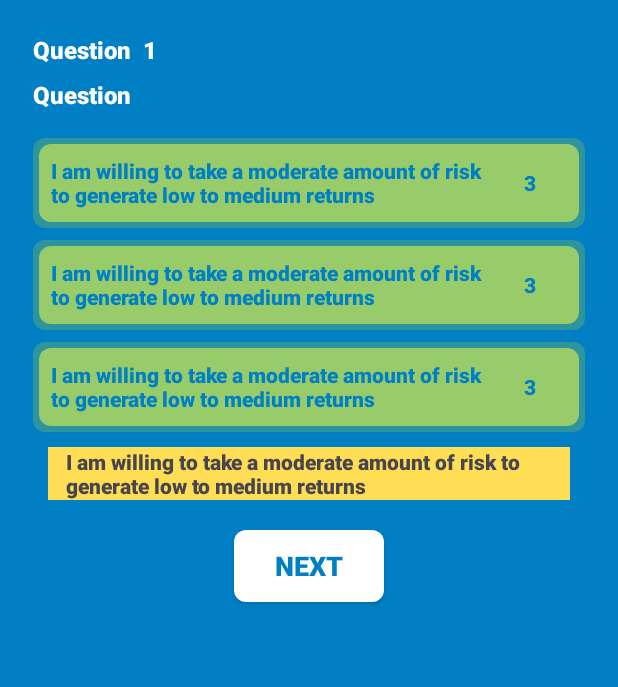
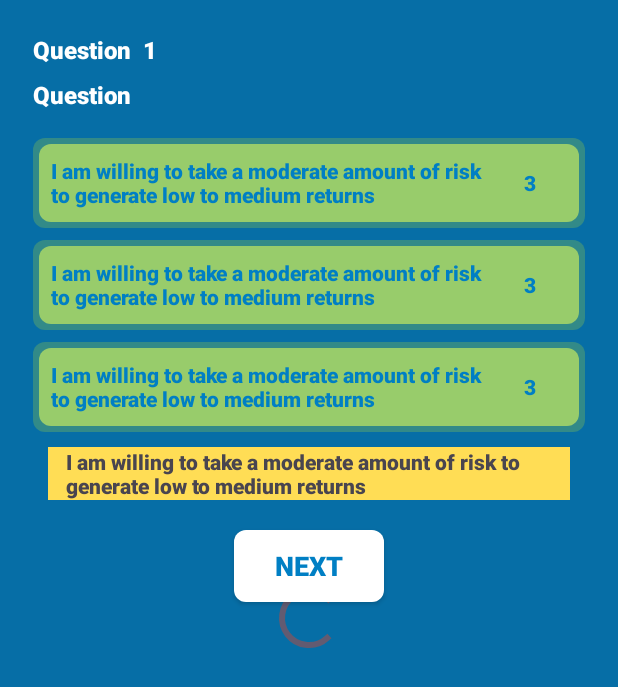
Before and after one commit to germanbook/KiwisaverInvestment, an Android app built with Jetpack Compose: the layout fragment_questionnaire.xml on its own in the app's theme, with its tools: preview values and no code run, on a phone screen of 412 x 824 dp. Shown: the top 687 px of the screen. Run offline under Robolectric (Android 15) with nearby library versions, the phone set to English and light mode, and no system bars.

Commit message:
Progress bar added.

```diff
--- a/app/src/main/java/com/example/kiwisaverinvestment/data/repo/description/InvestorTypeDataSource.kt
+++ b/app/src/main/java/com/example/kiwisaverinvestment/data/repo/description/InvestorTypeDataSource.kt
@@ -6,6 +6,7 @@ import com.example.kiwisaverinvestment.common.LoadJsonData
 import com.google.gson.Gson
 import com.google.gson.reflect.TypeToken
 import kotlinx.coroutines.Dispatchers
+import kotlinx.coroutines.delay
 import kotlinx.coroutines.withContext
 
 class InvestorTypeDataSource(
@@ -13,6 +14,7 @@ class InvestorTypeDataSource(
 ) {
     suspend fun listInvestorType(): Result<List<Fund>> {
         return try {
+            delay(1000)
             val jsonString = withContext(Dispatchers.IO) {
                 LoadJsonData.loadJSONFromAsset(application.applicationContext)
             }
--- a/app/src/main/java/com/example/kiwisaverinvestment/data/repo/questionnaire/QuestionnaireDataSource.kt
+++ b/app/src/main/java/com/example/kiwisaverinvestment/data/repo/questionnaire/QuestionnaireDataSource.kt
@@ -3,6 +3,7 @@ package com.example.kiwisaverinvestment.data.repo.questionnaire
 import com.example.kiwisaverinvestment.data.model.Answer
 import com.example.kiwisaverinvestment.data.model.Question
 import kotlinx.coroutines.Dispatchers
+import kotlinx.coroutines.delay
 import kotlinx.coroutines.withContext
 
 class QuestionnaireDataSource {
@@ -10,6 +11,7 @@ class QuestionnaireDataSource {
     // Normally data fetched from API, made it suspend function
     suspend fun listQuestions(): Result<List<Question>> {
         return try {
+            delay(1000)
             val questions = withContext(Dispatchers.IO) {
                 listOf(
                     Question(
--- a/app/src/main/java/com/example/kiwisaverinvestment/ui/description/InvestorTypeFragment.kt
+++ b/app/src/main/java/com/example/kiwisaverinvestment/ui/description/InvestorTypeFragment.kt
@@ -46,6 +46,8 @@ class InvestorTypeFragment : Fragment() {
         viewModel.dataPreload()
         viewModel.investorTypeResult.observe(viewLifecycleOwner) { result ->
             result.success?.get(arg.investorType)?.apply {
+                binding.progressbar.visibility = View.INVISIBLE
+                binding.grayBackground.visibility = View.INVISIBLE
                 binding.fundName.text = this.fundName
                 binding.recyclerviewDetails.adapter = FundDetailsAdapter().apply {
                     fundDetailsAdapter = this
--- a/app/src/main/java/com/example/kiwisaverinvestment/ui/mainscreen/MainScreenFragment.kt
+++ b/app/src/main/java/com/example/kiwisaverinvestment/ui/mainscreen/MainScreenFragment.kt
@@ -30,7 +30,7 @@ class MainScreenFragment : Fragment() {
     override fun onViewCreated(view: View, savedInstanceState: Bundle?) {
 
         requireActivity().onBackPressedDispatcher.addCallback(viewLifecycleOwner) {
-            val alertDialog = AlertDialog.Builder(requireContext())
+            val alertDialog = AlertDialog.Builder(requireContext(), R.style.CustomAlertDialogTheme)
                 .setTitle(getString(R.string.dialog_title_quit))
                 .setMessage(getString(R.string.dialog_title_quit_message))
                 .setPositiveButton(getString(R.string.dialog_ok)) { dialog, _ ->
--- a/app/src/main/java/com/example/kiwisaverinvestment/ui/questionnaire/QuestionnaireFragment.kt
+++ b/app/src/main/java/com/example/kiwisaverinvestment/ui/questionnaire/QuestionnaireFragment.kt
@@ -49,6 +49,10 @@ class QuestionnaireFragment : Fragment(), AnswerAdapter.OnAnswerClickListener {
 
         viewModel.dataPreload()
         viewModel.question.observe(viewLifecycleOwner) { result ->
+
+            binding.progressbar.visibility = View.INVISIBLE
+            binding.grayBackground.visibility = View.INVISIBLE
+
             _question = result
             binding.questionIndex.text = viewModel.getCurrentQuestionIndex().toString()
             binding.question.text = result.questionText
@@ -88,7 +92,7 @@ class QuestionnaireFragment : Fragment(), AnswerAdapter.OnAnswerClickListener {
         }
 
         requireActivity().onBackPressedDispatcher.addCallback(viewLifecycleOwner) {
-            val alertDialog = AlertDialog.Builder(requireContext())
+            val alertDialog = AlertDialog.Builder(requireContext(), R.style.CustomAlertDialogTheme)
                 .setTitle(getString(R.string.dialog_title_home))
                 .setMessage(getString(R.string.dialog_title_home_message))
                 .setPositiveButton(getString(R.string.dialog_ok)) { dialog, _ ->
--- a/app/src/main/java/com/example/kiwisaverinvestment/ui/submit/SubmitFragment.kt
+++ b/app/src/main/java/com/example/kiwisaverinvestment/ui/submit/SubmitFragment.kt
@@ -37,6 +37,7 @@ class SubmitFragment : Fragment() {
             showStopDialog()
         }
 
+        binding.grayBackground.visibility = View.INVISIBLE
         binding.progressbar.visibility = View.INVISIBLE
 
         binding.nameInput.addTextChangedListener { validateName(it.toString()) }
@@ -121,7 +122,7 @@ class SubmitFragment : Fragment() {
     }
 
     private fun showSuccessDialog() {
-        val alertDialog = AlertDialog.Builder(requireContext())
+        val alertDialog = AlertDialog.Builder(requireContext(), R.style.CustomAlertDialogTheme)
             .setTitle(getString(R.string.nav_result_submitted))
             .setMessage(getString(R.string.submitted_message))
             .setPositiveButton(getString(R.string.dialog_ok)) { dialog, _ ->
@@ -143,7 +144,7 @@ class SubmitFragment : Fragment() {
     }
 
     private fun showStopDialog() {
-        val alertDialog = AlertDialog.Builder(requireContext())
+        val alertDialog = AlertDialog.Builder(requireContext(), R.style.CustomAlertDialogTheme)
             .setTitle(getString(R.string.dialog_stop_title))
             .setMessage(getString(R.string.dialog_stop_message))
             .setPositiveButton(getString(R.string.dialog_ok)) { dialog, _ ->
--- a/app/src/main/res/layout/fragment_questionnaire.xml
+++ b/app/src/main/res/layout/fragment_questionnaire.xml
@@ -1,11 +1,31 @@
 <?xml version="1.0" encoding="utf-8"?>
-<ScrollView
-    xmlns:android="http://schemas.android.com/apk/res/android"
+
+<androidx.constraintlayout.widget.ConstraintLayout xmlns:android="http://schemas.android.com/apk/res/android"
     xmlns:tools="http://schemas.android.com/tools"
+    xmlns:app="http://schemas.android.com/apk/res-auto"
+    android:background="@color/primary_blue"
+    android:layout_width="match_parent"
+    android:layout_height="match_parent">
+
+    <View
+        android:id="@+id/gray_background"
         android:layout_width="match_parent"
         android:layout_height="match_parent"
-    android:background="@color/primary_blue"
-    >
+        android:background="@color/progressbar_background" />
+
+    <ProgressBar
+        android:id="@+id/progressbar"
+        android:layout_width="wrap_content"
+        android:layout_height="wrap_content"
+        app:layout_constraintBottom_toBottomOf="parent"
+        app:layout_constraintEnd_toEndOf="parent"
+        app:layout_constraintStart_toStartOf="parent"
+        app:layout_constraintTop_toTopOf="parent" />
+
+    <ScrollView
+        android:layout_width="match_parent"
+        android:layout_height="match_parent">
+
         <androidx.constraintlayout.widget.ConstraintLayout
             android:layout_width="match_parent"
             android:layout_height="match_parent"
@@ -112,3 +132,5 @@
         </androidx.constraintlayout.widget.ConstraintLayout>
 
     </ScrollView>
+
+</androidx.constraintlayout.widget.ConstraintLayout>
--- a/app/src/main/res/layout/fragment_submit.xml
+++ b/app/src/main/res/layout/fragment_submit.xml
@@ -100,6 +100,12 @@
 
     </LinearLayout>
 
+    <View
+        android:id="@+id/gray_background"
+        android:layout_width="match_parent"
+        android:layout_height="match_parent"
+        android:background="@color/progressbar_background" />
+
     <ProgressBar
         android:id="@+id/progressbar"
         android:layout_width="wrap_content"
--- a/app/src/main/res/values/colors.xml
+++ b/app/src/main/res/values/colors.xml
@@ -36,4 +36,7 @@
     <color name="questionnaire_answer_item_bg">#548BC34A</color>
     <color name="textview_light_bg">#F4C818</color>
 
+    <!-- ProgressBar -->
+    <color name="progressbar_background">#2F202220</color>
+
 </resources>
--- a/app/src/main/res/values/styles.xml
+++ b/app/src/main/res/values/styles.xml
@@ -1,3 +1,8 @@
 <?xml version="1.0" encoding="utf-8"?>
 <resources>
+    <style name="CustomAlertDialogTheme" parent="Theme.AppCompat.Light.Dialog.Alert">
+        <item name="android:windowBackground">@color/primary_blue</item>
+        <item name="android:textColorPrimary">@color/white</item>
+    </style>
+
 </resources>
```
Also changed, not shown: app/src/main/java/com/example/kiwisaverinvestment/ui/home/HomeActivity.kt (+0 -9 lines), app/src/main/res/layout/fragment_investor_type.xml (+15 -0 lines). Lines whose indentation alone changed are shown as unchanged.
